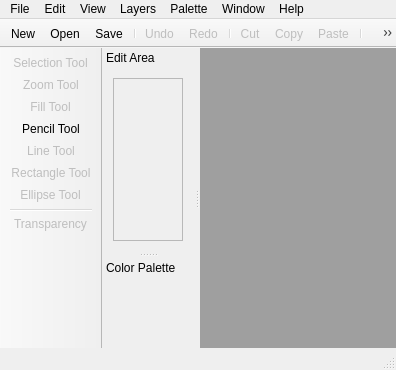
This is screens/main_window.ui in LeoBusta/PixelBooster as Qt 5 draws it before an edit. The edited form follows.
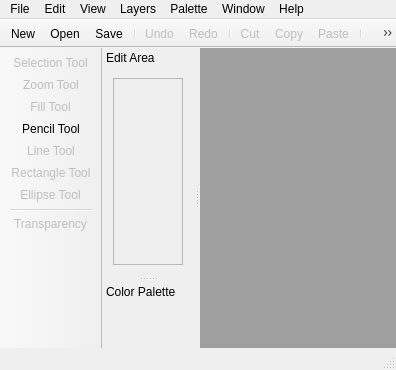
This is the edited form. Icons and pictures are not drawn. Custom widgets are drawn as their Qt base class.

Commit message: adding some changes to the name of the sub window and adding a new widget that picks color

What changed in the file:
```diff
--- a/screens/main_window.ui
+++ b/screens/main_window.ui
@@ -364,16 +364,7 @@
    <widget class="QWidget" name="dockWidgetContents_2">
     <layout class="QVBoxLayout" name="verticalLayout_3">
      <item>
-      <widget class="QStackedWidget" name="stackedWidget">
-       <widget class="QWidget" name="page">
-        <layout class="QVBoxLayout" name="verticalLayout_4">
-         <item>
-          <widget class="QWidget" name="widget" native="true"/>
-         </item>
-        </layout>
-       </widget>
-       <widget class="QWidget" name="page_2"/>
-      </widget>
+      <widget class="ColorPickerWidget" name="widget" native="true"/>
      </item>
     </layout>
    </widget>
@@ -873,6 +864,12 @@
    <header>widgets/image_edit_widget.h</header>
    <container>1</container>
   </customwidget>
+  <customwidget>
+   <class>ColorPickerWidget</class>
+   <extends>QWidget</extends>
+   <header>widgets/color_picker_widget.h</header>
+   <container>1</container>
+  </customwidget>
  </customwidgets>
  <resources>
   <include location="../resources/icons/icons.qrc"/>
```
Left out of the diff: 5 changed lines with no effect on the pictures. The commit also changes 9 other files.
